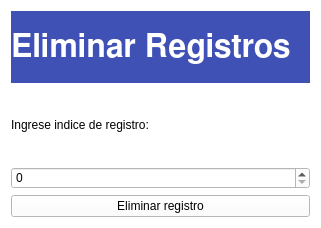
The window that deleterecordwindow.ui (carlosvelaquez/ProyectoEDII) describes before a commit, drawn with Qt 5.
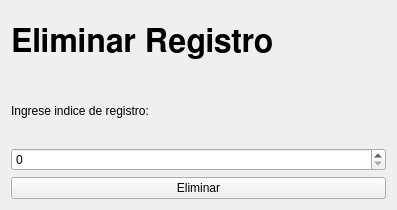
The same window after the commit.

Commit message: Elimina registros, esta vez lo hace bien asi que no lo borren -_-

Patch:
```diff
--- a/deleterecordwindow.ui
+++ b/deleterecordwindow.ui
@@ -6,16 +6,13 @@
    <rect>
     <x>0</x>
     <y>0</y>
-    <width>321</width>
-    <height>228</height>
+    <width>397</width>
+    <height>210</height>
    </rect>
   </property>
   <property name="windowTitle">
    <string>Form</string>
   </property>
-  <property name="styleSheet">
-   <string notr="true">background-color: white;</string>
-  </property>
   <layout class="QVBoxLayout" name="verticalLayout">
    <item>
     <widget class="QLabel" name="label">
@@ -27,33 +24,25 @@
        <bold>true</bold>
       </font>
      </property>
-     <property name="styleSheet">
-      <string notr="true">background-color:#3F51B5;
-color: white;</string>
-     </property>
      <property name="text">
-      <string>Eliminar Registros</string>
+      <string>Eliminar Registro</string>
      </property>
     </widget>
    </item>
    <item>
     <widget class="QLabel" name="label_2">
      <property name="text">
-      <string>Ingrese indice de registro:</string>
+      <string>Ingrese indice de registro: </string>
      </property>
     </widget>
    </item>
    <item>
-    <widget class="QSpinBox" name="spinBox">
-     <property name="maximum">
-      <number>100000</number>
-     </property>
-    </widget>
+    <widget class="QSpinBox" name="spinBox"/>
    </item>
    <item>
     <widget class="QPushButton" name="pushButton">
      <property name="text">
-      <string>Eliminar registro</string>
+      <string>Eliminar</string>
      </property>
     </widget>
    </item>
```
Left out of the diff: 2 changed lines with no effect on the pictures. The commit also changes 30 other files.
